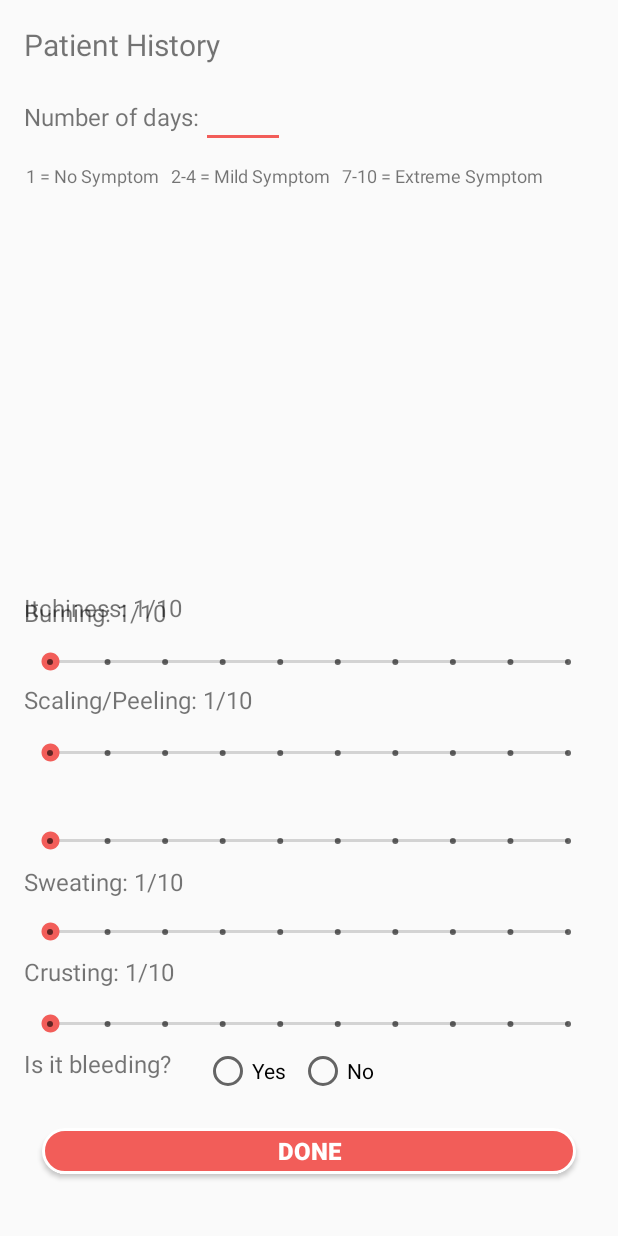
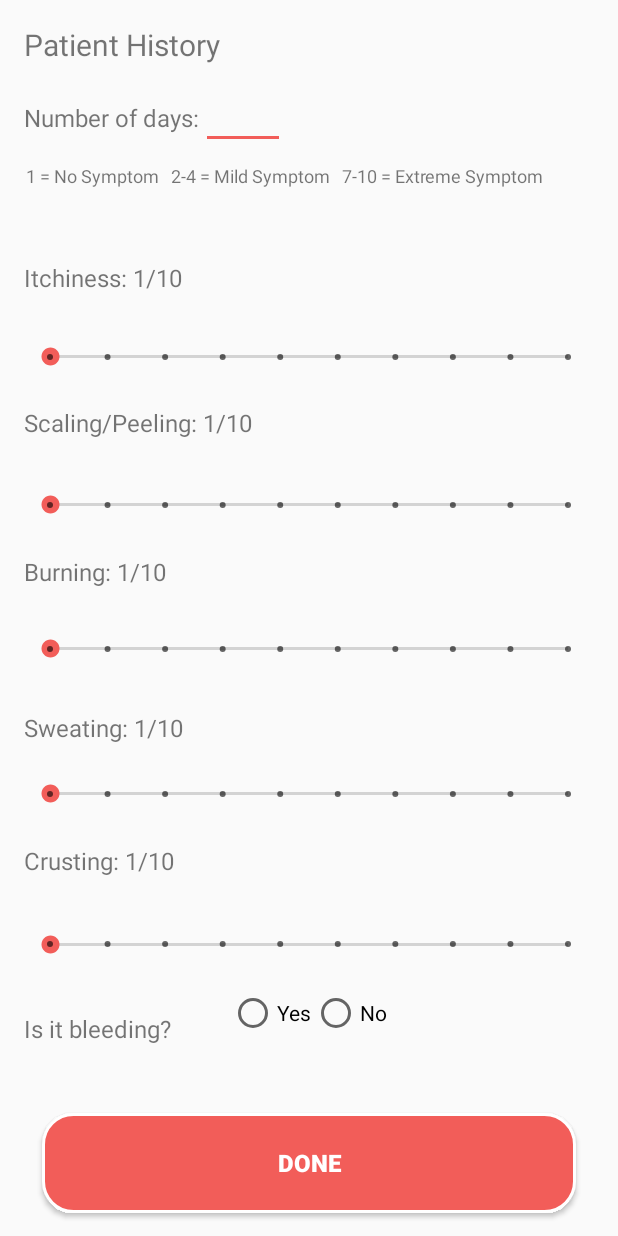
Before and after one commit to kmalcaba/SkinCheckr, an Android app: the ImageProcessing screen opened directly, with no data from a screen before it, after a tap on "CONTINUE", on a phone screen of 412 x 824 dp. Run offline under Robolectric (Android 15) with nearby library versions, the phone set to English and light mode, and no system bars; 27 statements that could not run were skipped.

Commit message:
ImageClassifier + gradle build

```diff
--- a/app/src/main/java/com/example/trishiaanne/skincheckr/History.java
+++ b/app/src/main/java/com/example/trishiaanne/skincheckr/History.java
@@ -45,7 +45,7 @@ public class History extends AppCompatActivity {
     private int crust = 0;
     private int bleeding = 0;
 
-    private float[][] inputs;
+    private float[] inputs;
 
     @Override
     protected void onCreate(Bundle savedInstanceState) {
@@ -54,16 +54,7 @@ public class History extends AppCompatActivity {
 
         final int max = 10;
 
-        /*inputs = null;
-        Object [] objectArray = (Object[]) getIntent().getExtras().getSerializable("inputs");
-        if(inputs!=null) {
-            inputs = new float[1][objectArray.length + 7];
-            for (int i = 0; i < objectArray.length; i++) {
-                inputs[0][i] = (float) objectArray[i];
-            }
-        }*/
-
-        //createRadioButtons();
+        inputs = getIntent().getFloatArrayExtra("features");
 
         editText = findViewById(R.id.editDays);
 
@@ -104,6 +95,7 @@ public class History extends AppCompatActivity {
                     myIntent.putExtra("sweat", sweat + 1);
                     myIntent.putExtra("crust", crust + 1);
                     myIntent.putExtra("bleed", bleeding);
+                    myIntent.putExtra("features", inputs);
                     startActivity(myIntent);
                 }
             }
--- a/app/src/main/java/com/example/trishiaanne/skincheckr/ImageClassifier.java
+++ b/app/src/main/java/com/example/trishiaanne/skincheckr/ImageClassifier.java
@@ -21,7 +21,7 @@ import java.util.PriorityQueue;
 public class ImageClassifier {
 
     private static final String TAG = "SkinCheckr";
-    private static final String MODEL_PATH = "model.tflite";
+    private static final String MODEL_PATH = "model.pb";
     private static final String LABEL_PATH = "labels.txt";
     private static final int RESULTS_TO_SHOW = 3;
 
--- a/app/src/main/java/com/example/trishiaanne/skincheckr/MainActivity.java
+++ b/app/src/main/java/com/example/trishiaanne/skincheckr/MainActivity.java
@@ -32,8 +32,7 @@ public class MainActivity extends AppCompatActivity {
         loginButton.setOnClickListener(new OnClickListener() {
             @Override
             public void onClick(View v) {
-                //Intent userIntent = new Intent(MainActivity.this, Result.class);
-                 Intent userIntent = new Intent(MainActivity.this, UserCam.class);
+                Intent userIntent = new Intent(MainActivity.this, Result.class);
                 startActivity(userIntent);
             }
         });
--- a/app/src/main/java/com/example/trishiaanne/skincheckr/imgProcessing/ImageProcessing.java
+++ b/app/src/main/java/com/example/trishiaanne/skincheckr/imgProcessing/ImageProcessing.java
@@ -90,25 +90,18 @@ public class ImageProcessing extends AppCompatActivity{
                 long endTime = SystemClock.uptimeMillis();
                 Log.d("SkinCheckr:", "Timecost to run image processing: " + Long.toString((endTime - startTime)/1000));
 
-                ArrayList<Float> inputs = new ArrayList<>();
-                inputs.add((float) fe.getContrast());
-                inputs.add((float) fe.getCorrelation());
-                inputs.add((float) fe.getEnergy());
-                inputs.add((float) fe.getEntropy());
-                inputs.add((float) fe.getHomogeneity());
-                inputs.add((float) fe.getMean());
-                inputs.add((float) fe.getVariance());
-
-                float [][] arrayInputs = new float[1][14];
-                for(int i = 0; i < inputs.size(); i++) {
-                    arrayInputs[0][i] = inputs.get(i);
-                }
+                float [] arrayInputs = new float[7];
+                arrayInputs[0] = (float) fe.getContrast();
+                arrayInputs[1] = (float) fe.getCorrelation();
+                arrayInputs[2] = (float) fe.getEnergy();
+                arrayInputs[3] = (float) fe.getEntropy();
+                arrayInputs[4] = (float) fe.getHomogeneity();
+                arrayInputs[5] = (float) fe.getMean();
+                arrayInputs[6] = (float) fe.getVariance();
 
                 displayMessage(getApplicationContext(), "Image processing complete");
                 Intent intent = new Intent(ImageProcessing.this, History.class);
-                Bundle bundle = new Bundle();
-                bundle.putSerializable("inputs", arrayInputs);
-                intent.putExtras(bundle);
+                intent.putExtra("features", arrayInputs);
                 startActivity(intent);
             }
         });
--- a/app/src/main/res/layout/activity_history.xml
+++ b/app/src/main/res/layout/activity_history.xml
@@ -12,37 +12,38 @@
         style="@style/Widget.AppCompat.SeekBar.Discrete"
         android:layout_width="0dp"
         android:layout_height="0dp"
-        android:layout_marginBottom="30dp"
+        android:layout_marginBottom="31dp"
         android:layout_marginEnd="17dp"
         android:layout_marginStart="17dp"
         android:max="9"
         app:layout_constraintBottom_toTopOf="@+id/scalingSeekbar"
         app:layout_constraintEnd_toEndOf="parent"
         app:layout_constraintStart_toStartOf="parent"
-        app:layout_constraintTop_toBottomOf="@+id/itchProgress" />
+        app:layout_constraintTop_toBottomOf="@+id/textView8" />
 
     <TextView
         android:id="@+id/itchProgress"
         android:layout_width="0dp"
-        android:layout_height="0dp"
-        android:layout_marginBottom="1dp"
+        android:layout_height="32dp"
+        android:layout_marginBottom="33dp"
+        android:layout_marginEnd="1dp"
+        android:layout_marginTop="33dp"
         android:text="Itchiness: 1/10"
         android:textSize="16sp"
-        app:layout_constraintBottom_toTopOf="@+id/itchSeekbar"
-        app:layout_constraintEnd_toStartOf="@+id/noRadio"
+        app:layout_constraintBottom_toTopOf="@+id/scalingProgress"
+        app:layout_constraintEnd_toEndOf="@+id/sweatingProgress"
         app:layout_constraintStart_toStartOf="@+id/scalingProgress"
-        app:layout_constraintTop_toBottomOf="@+id/textView8" />
+        app:layout_constraintTop_toTopOf="@+id/textView8" />
 
     <SeekBar
         android:id="@+id/scalingSeekbar"
         style="@style/Widget.AppCompat.SeekBar.Discrete"
         android:layout_width="0dp"
         android:layout_height="0dp"
-        android:layout_marginBottom="28dp"
         android:layout_marginEnd="17dp"
         android:layout_marginStart="17dp"
         android:max="9"
-        app:layout_constraintBottom_toTopOf="@+id/burningSeekbar"
+        app:layout_constraintBottom_toTopOf="@+id/burningProgress"
         app:layout_constraintEnd_toEndOf="parent"
         app:layout_constraintStart_toStartOf="parent"
         app:layout_constraintTop_toBottomOf="@+id/itchSeekbar" />
@@ -50,40 +51,44 @@
     <TextView
         android:id="@+id/scalingProgress"
         android:layout_width="194dp"
-        android:layout_height="31dp"
-        android:layout_marginBottom="31dp"
+        android:layout_height="33dp"
+        android:layout_marginBottom="34dp"
         android:layout_marginStart="16dp"
-        android:layout_marginTop="31dp"
+        android:layout_marginTop="34dp"
         android:text="Scaling/Peeling: 1/10"
         android:textSize="16sp"
         app:layout_constraintBottom_toBottomOf="@+id/scalingSeekbar"
         app:layout_constraintStart_toStartOf="parent"
-        app:layout_constraintTop_toBottomOf="@+id/itchProgress" />
+        app:layout_constraintTop_toTopOf="@+id/itchSeekbar" />
 
     <SeekBar
         android:id="@+id/burningSeekbar"
         style="@style/Widget.AppCompat.SeekBar.Discrete"
         android:layout_width="0dp"
-        android:layout_height="0dp"
-        android:layout_marginBottom="30dp"
+        android:layout_height="32dp"
+        android:layout_marginBottom="31dp"
         android:layout_marginEnd="17dp"
         android:layout_marginStart="17dp"
+        android:layout_marginTop="31dp"
         android:max="9"
         app:layout_constraintBottom_toTopOf="@+id/sweatingSeekbar"
         app:layout_constraintEnd_toEndOf="parent"
         app:layout_constraintStart_toStartOf="parent"
-        app:layout_constraintTop_toBottomOf="@+id/scalingSeekbar" />
+        app:layout_constraintTop_toTopOf="@+id/burningProgress" />
 
     <TextView
         android:id="@+id/burningProgress"
         android:layout_width="0dp"
-        android:layout_height="30dp"
+        android:layout_height="0dp"
+        android:layout_marginBottom="59dp"
+        android:layout_marginEnd="9dp"
+        android:layout_marginStart="16dp"
         android:text="Burning: 1/10"
         android:textSize="16sp"
-        app:layout_constraintBottom_toBottomOf="parent"
-        app:layout_constraintEnd_toEndOf="@+id/yesRadio"
-        app:layout_constraintStart_toStartOf="@+id/scalingProgress"
-        app:layout_constraintTop_toTopOf="parent" />
+        app:layout_constraintBottom_toTopOf="@+id/sweatingSeekbar"
+        app:layout_constraintEnd_toEndOf="@+id/sweatingProgress"
+        app:layout_constraintStart_toStartOf="parent"
+        app:layout_constraintTop_toBottomOf="@+id/scalingSeekbar" />
 
     <SeekBar
         android:id="@+id/sweatingSeekbar"
@@ -96,30 +101,30 @@
         app:layout_constraintBottom_toTopOf="@+id/crustingProgress"
         app:layout_constraintEnd_toEndOf="parent"
         app:layout_constraintStart_toStartOf="parent"
-        app:layout_constraintTop_toBottomOf="@+id/burningSeekbar" />
+        app:layout_constraintTop_toBottomOf="@+id/burningProgress" />
 
     <TextView
         android:id="@+id/sweatingProgress"
         android:layout_width="171dp"
         android:layout_height="31dp"
-        android:layout_marginBottom="59dp"
+        android:layout_marginBottom="98dp"
         android:layout_marginStart="16dp"
-        android:layout_marginTop="59dp"
+        android:layout_marginTop="98dp"
         android:text="Sweating: 1/10"
         android:textSize="16sp"
-        app:layout_constraintBottom_toBottomOf="@+id/crustingProgress"
+        app:layout_constraintBottom_toTopOf="@+id/textView15"
         app:layout_constraintStart_toStartOf="parent"
-        app:layout_constraintTop_toBottomOf="@+id/scalingSeekbar" />
+        app:layout_constraintTop_toBottomOf="@+id/scalingProgress" />
 
     <SeekBar
         android:id="@+id/crustingSeekbar"
         style="@style/Widget.AppCompat.SeekBar.Discrete"
         android:layout_width="0dp"
-        android:layout_height="0dp"
+        android:layout_height="31dp"
         android:layout_marginEnd="17dp"
         android:layout_marginStart="17dp"
         android:max="9"
-        app:layout_constraintBottom_toTopOf="@+id/textView15"
+        app:layout_constraintBottom_toBottomOf="@+id/crustingProgress"
         app:layout_constraintEnd_toEndOf="parent"
         app:layout_constraintStart_toStartOf="parent"
         app:layout_constraintTop_toBottomOf="@+id/crustingProgress" />
@@ -128,19 +133,20 @@
         android:id="@+id/crustingProgress"
         android:layout_width="0dp"
         android:layout_height="0dp"
+        android:layout_marginBottom="29dp"
         android:layout_marginEnd="1dp"
         android:text="Crusting: 1/10"
         android:textSize="16sp"
-        app:layout_constraintBottom_toTopOf="@+id/crustingSeekbar"
-        app:layout_constraintEnd_toEndOf="@+id/yesRadio"
-        app:layout_constraintStart_toStartOf="@+id/sweatingProgress"
+        app:layout_constraintBottom_toTopOf="@+id/radioButtonChoices"
+        app:layout_constraintEnd_toEndOf="@+id/burningProgress"
+        app:layout_constraintStart_toStartOf="@+id/textView15"
         app:layout_constraintTop_toBottomOf="@+id/sweatingSeekbar" />
 
     <Button
-        android:id="@+id/reviewHistory"
+        android:id="@+id/resultButton"
         android:layout_width="0dp"
         android:layout_height="0dp"
-        android:layout_marginBottom="41dp"
+        android:layout_marginBottom="15dp"
         android:layout_marginEnd="28dp"
         android:layout_marginStart="28dp"
         android:background="@drawable/buttoncurve"
@@ -151,13 +157,13 @@
         app:layout_constraintBottom_toBottomOf="parent"
         app:layout_constraintEnd_toEndOf="parent"
         app:layout_constraintStart_toStartOf="parent"
-        app:layout_constraintTop_toBottomOf="@+id/textView15" />
+        app:layout_constraintTop_toBottomOf="@+id/radioButtonChoices" />
 
     <TextView
         android:id="@+id/textView6"
         android:layout_width="wrap_content"
         android:layout_height="wrap_content"
-        android:layout_marginBottom="23dp"
+        android:layout_marginBottom="24dp"
         android:layout_marginStart="16dp"
         android:layout_marginTop="16dp"
         android:text="Patient History"
@@ -170,7 +176,7 @@
         android:id="@+id/textView12"
         android:layout_width="wrap_content"
         android:layout_height="wrap_content"
-        android:layout_marginBottom="20dp"
+        android:layout_marginBottom="19dp"
         android:layout_marginStart="16dp"
         android:text="Number of days: "
         android:textSize="16sp"
@@ -182,14 +188,13 @@
         android:id="@+id/textView8"
         android:layout_width="wrap_content"
         android:layout_height="0dp"
-        android:layout_marginBottom="304dp"
+        android:layout_marginBottom="29dp"
         android:layout_marginStart="1dp"
-        android:layout_marginTop="108dp"
         android:text="1 = No Symptom   2-4 = Mild Symptom   7-10 = Extreme Symptom"
         android:textSize="12sp"
-        app:layout_constraintBottom_toTopOf="@+id/noRadio"
+        app:layout_constraintBottom_toTopOf="@+id/itchSeekbar"
         app:layout_constraintStart_toStartOf="@+id/itchProgress"
-        app:layout_constraintTop_toTopOf="parent" />
+        app:layout_constraintTop_toBottomOf="@+id/textView12" />
 
     <EditText
         android:id="@+id/editDays"
@@ -204,41 +209,41 @@
 
     <TextView
         android:id="@+id/textView15"
-        android:layout_width="0dp"
-        android:layout_height="0dp"
-        android:layout_marginBottom="23dp"
-        android:layout_marginEnd="39dp"
+        android:layout_width="131dp"
+        android:layout_height="24dp"
+        android:layout_marginBottom="11dp"
         android:layout_marginStart="16dp"
+        android:layout_marginTop="14dp"
         android:text="Is it bleeding?"
         android:textSize="16sp"
-        app:layout_constraintBottom_toTopOf="@+id/reviewHistory"
-        app:layout_constraintEnd_toStartOf="@+id/noRadio"
+        app:layout_constraintBottom_toBottomOf="@+id/radioButtonChoices"
         app:layout_constraintStart_toStartOf="parent"
         app:layout_constraintTop_toBottomOf="@+id/crustingSeekbar" />
 
+    <RadioGroup
+        android:id="@+id/radioButtonChoices"
+        android:layout_width="186dp"
+        android:layout_height="0dp"
+        android:layout_marginBottom="16dp"
+        android:layout_marginEnd="45dp"
+        android:orientation="horizontal"
+        app:layout_constraintBottom_toTopOf="@+id/resultButton"
+        app:layout_constraintEnd_toEndOf="@+id/resultButton"
+        app:layout_constraintTop_toBottomOf="@+id/crustingProgress" >
+
         <RadioButton
-        android:id="@+id/yesRadio"
+            android:id="@+id/radioYes"
             android:layout_width="wrap_content"
             android:layout_height="wrap_content"
-        android:layout_marginEnd="8dp"
             android:text="Yes"
-        android:textSize="14sp"
-        app:layout_constraintEnd_toStartOf="@+id/noRadio"
-        app:layout_constraintHorizontal_chainStyle="packed"
-        app:layout_constraintStart_toStartOf="parent"
-        app:layout_constraintTop_toTopOf="@+id/textView15" />
+            android:checked="false" />
 
         <RadioButton
-        android:id="@+id/noRadio"
+            android:id="@+id/radioNo"
             android:layout_width="wrap_content"
             android:layout_height="wrap_content"
-        android:layout_marginBottom="94dp"
-        android:layout_marginEnd="27dp"
             android:text="No"
-        android:textSize="14sp"
-        app:layout_constraintBottom_toBottomOf="parent"
-        app:layout_constraintEnd_toEndOf="parent"
-        app:layout_constraintStart_toEndOf="@+id/yesRadio"
-        app:layout_constraintTop_toBottomOf="@+id/textView8" />
+            android:checked="false" />
+    </RadioGroup>
 
 </android.support.constraint.ConstraintLayout>
--- a/build.gradle
+++ b/build.gradle
@@ -8,7 +8,7 @@ buildscript {
     }
     dependencies {
         classpath 'com.android.tools.build:gradle:3.3.1'
-        classpath 'com.google.gms:google-services:4.0.1'
+        classpath 'com.google.gms:google-services:4.2.0'
 
 
         // NOTE: Do not place your application dependencies here; they belong
```
Also changed, not shown: app/build.gradle (+2 -8 lines), app/src/main/java/com/example/trishiaanne/skincheckr/Result.java (+14 -20 lines), app/src/main/java/com/example/trishiaanne/skincheckr/ReviewHistory.java (+40 -9 lines), 1 other file. Lines whose indentation alone changed are shown as unchanged.
